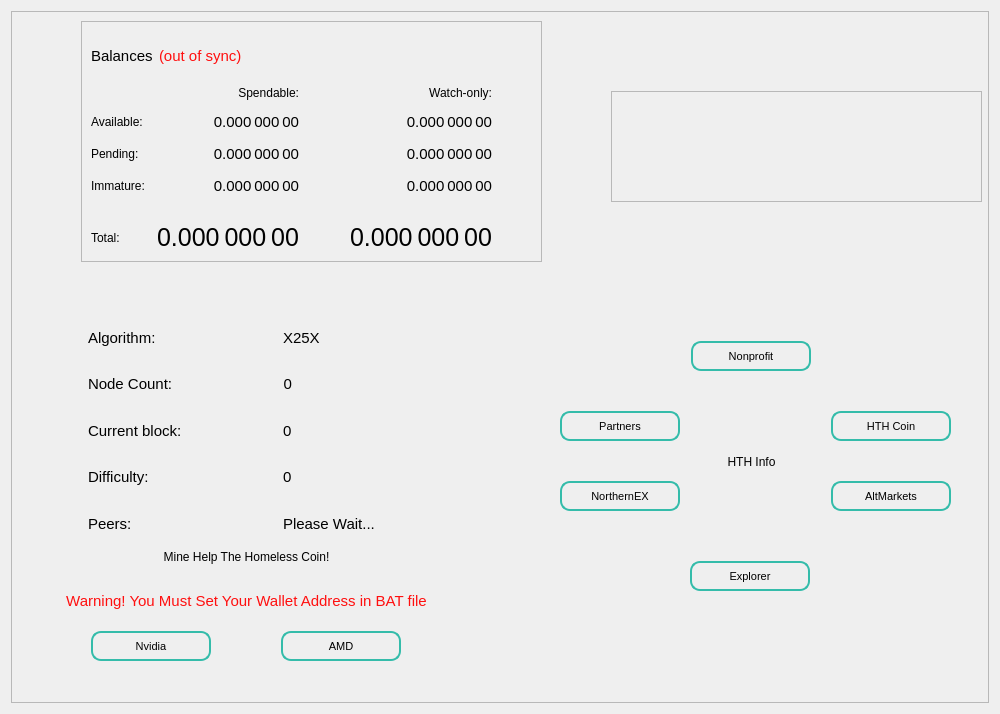
Above: src/qt/forms/overviewpage.ui from HTHcoin/helpthehomelesscoin before the change. Below: the same form after it.
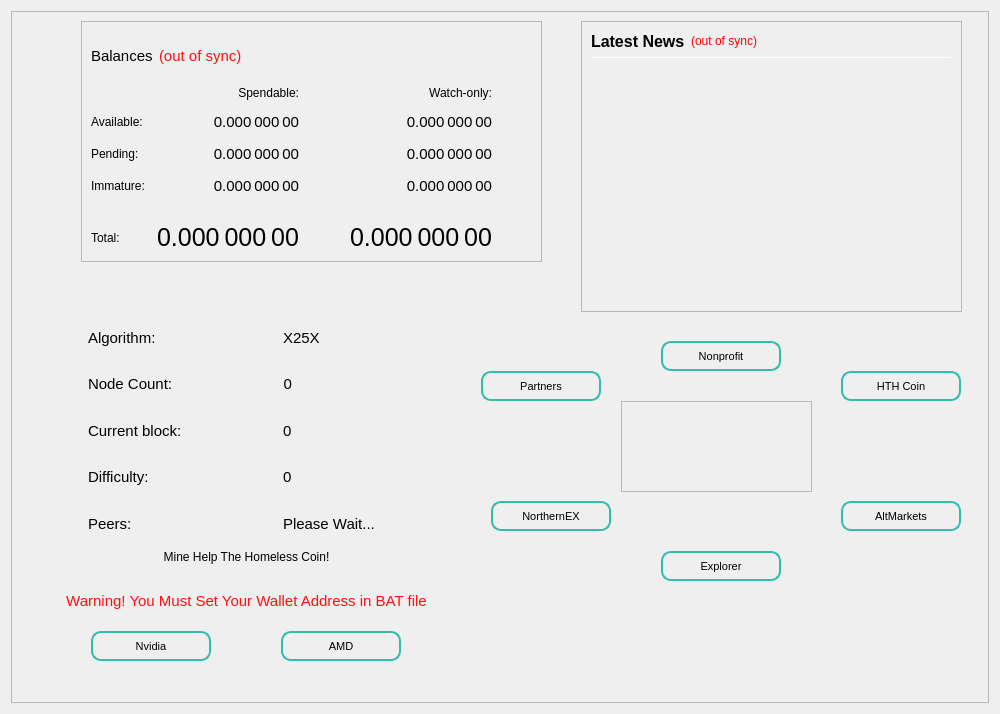
That is the form after the change.

```diff
--- a/src/qt/forms/overviewpage.ui
+++ b/src/qt/forms/overviewpage.ui
@@ -298,8 +298,8 @@
      <widget class="QPushButton" name="pushButton_Website_4">
       <property name="geometry">
        <rect>
-        <x>549</x>
-        <y>400</y>
+        <x>470</x>
+        <y>360</y>
         <width>120</width>
         <height>30</height>
        </rect>
@@ -333,8 +333,8 @@
      <widget class="QPushButton" name="pushButton_Website_1">
       <property name="geometry">
        <rect>
-        <x>820</x>
-        <y>400</y>
+        <x>830</x>
+        <y>360</y>
         <width>120</width>
         <height>30</height>
        </rect>
@@ -374,7 +374,7 @@
      <widget class="QPushButton" name="pushButton_Website">
       <property name="geometry">
        <rect>
-        <x>680</x>
+        <x>650</x>
         <y>330</y>
         <width>120</width>
         <height>30</height>
@@ -409,8 +409,8 @@
      <widget class="QPushButton" name="pushButton_Website_3">
       <property name="geometry">
        <rect>
-        <x>679</x>
-        <y>550</y>
+        <x>650</x>
+        <y>540</y>
         <width>120</width>
         <height>30</height>
        </rect>
@@ -444,8 +444,8 @@
      <widget class="QPushButton" name="pushButton_Website_2">
       <property name="geometry">
        <rect>
-        <x>820</x>
-        <y>470</y>
+        <x>830</x>
+        <y>490</y>
         <width>120</width>
         <height>30</height>
        </rect>
@@ -479,8 +479,8 @@
      <widget class="QPushButton" name="pushButton_Website_5">
       <property name="geometry">
        <rect>
-        <x>549</x>
-        <y>470</y>
+        <x>480</x>
+        <y>490</y>
         <width>120</width>
         <height>30</height>
        </rect>
@@ -511,32 +511,13 @@
        <string>NorthernEX</string>
       </property>
      </widget>
-     <widget class="QLabel" name="labelHTHInfo">
-      <property name="geometry">
-       <rect>
-        <x>700</x>
-        <y>430</y>
-        <width>81</width>
-        <height>41</height>
-       </rect>
-      </property>
-      <property name="styleSheet">
-       <string notr="true"/>
-      </property>
-      <property name="text">
-       <string>HTH Info</string>
-      </property>
-      <property name="alignment">
-       <set>Qt::AlignCenter</set>
-      </property>
-     </widget>
      <widget class="QFrame" name="frame_2">
       <property name="geometry">
        <rect>
-        <x>600</x>
-        <y>80</y>
-        <width>371</width>
-        <height>111</height>
+        <x>610</x>
+        <y>390</y>
+        <width>191</width>
+        <height>91</height>
        </rect>
       </property>
       <property name="frameShape">
@@ -1084,6 +1065,148 @@
        <set>Qt::AlignCenter</set>
       </property>
      </widget>
+     <widget class="QFrame" name="frame_News">
+      <property name="geometry">
+       <rect>
+        <x>570</x>
+        <y>10</y>
+        <width>381</width>
+        <height>291</height>
+       </rect>
+      </property>
+      <property name="minimumSize">
+       <size>
+        <width>0</width>
+        <height>0</height>
+       </size>
+      </property>
+      <property name="frameShape">
+       <enum>QFrame::StyledPanel</enum>
+      </property>
+      <property name="frameShadow">
+       <enum>QFrame::Raised</enum>
+      </property>
+      <layout class="QVBoxLayout" name="verticalLayout_3" stretch="0,0,0">
+       <item>
+        <layout class="QHBoxLayout" name="horizontalLayout_News">
+         <item>
+          <widget class="QLabel" name="labelNews">
+           <property name="minimumSize">
+            <size>
+             <width>0</width>
+             <height>20</height>
+            </size>
+           </property>
+           <property name="font">
+            <font>
+             <pointsize>12</pointsize>
+             <weight>75</weight>
+             <bold>true</bold>
+            </font>
+           </property>
+           <property name="text">
+            <string>Latest News</string>
+           </property>
+          </widget>
+         </item>
+         <item>
+          <widget class="QLabel" name="labelNewsStatus">
+           <property name="cursor">
+            <cursorShape>WhatsThisCursor</cursorShape>
+           </property>
+           <property name="toolTip">
+            <string>The displayed information may be out of date. Your wallet automatically synchronizes with the SCN network after a connection is established, but this process has not completed yet.</string>
+           </property>
+           <property name="styleSheet">
+            <string notr="true">QLabel { color: red; }</string>
+           </property>
+           <property name="text">
+            <string notr="true">(out of sync)</string>
+           </property>
+           <property name="alignment">
+            <set>Qt::AlignRight|Qt::AlignTrailing|Qt::AlignVCenter</set>
+           </property>
+          </widget>
+         </item>
+         <item>
+          <spacer name="horizontalSpacer_Balance_3">
+           <property name="orientation">
+            <enum>Qt::Horizontal</enum>
+           </property>
+           <property name="sizeHint" stdset="0">
+            <size>
+             <width>40</width>
+             <height>20</height>
+            </size>
+           </property>
+          </spacer>
+         </item>
+        </layout>
+       </item>
+       <item>
+        <widget class="Line" name="line_News">
+         <property name="minimumSize">
+          <size>
+           <width>0</width>
+           <height>1</height>
+          </size>
+         </property>
+         <property name="maximumSize">
+          <size>
+           <width>16777215</width>
+           <height>1</height>
+          </size>
+         </property>
+         <property name="orientation">
+          <enum>Qt::Horizontal</enum>
+         </property>
+        </widget>
+       </item>
+       <item>
+        <widget class="QListWidget" name="listNews">
+         <property name="sizePolicy">
+          <sizepolicy hsizetype="Expanding" vsizetype="Expanding">
+           <horstretch>0</horstretch>
+           <verstretch>0</verstretch>
+          </sizepolicy>
+         </property>
+         <property name="minimumSize">
+          <size>
+           <width>0</width>
+           <height>0</height>
+          </size>
+         </property>
+         <property name="sizeIncrement">
+          <size>
+           <width>0</width>
+           <height>0</height>
+          </size>
+         </property>
+         <property name="styleSheet">
+          <string notr="true">QListView { background: transparent; }</string>
+         </property>
+         <property name="frameShape">
+          <enum>QFrame::NoFrame</enum>
+         </property>
+         <property name="verticalScrollBarPolicy">
+          <enum>Qt::ScrollBarAsNeeded</enum>
+         </property>
+         <property name="horizontalScrollBarPolicy">
+          <enum>Qt::ScrollBarAsNeeded</enum>
+         </property>
+         <property name="selectionMode">
+          <enum>QAbstractItemView::NoSelection</enum>
+         </property>
+         <property name="selectionBehavior">
+          <enum>QAbstractItemView::SelectRows</enum>
+         </property>
+         <property name="verticalScrollMode">
+          <enum>QAbstractItemView::ScrollPerItem</enum>
+         </property>
+        </widget>
+       </item>
+      </layout>
+     </widget>
     </widget>
    </item>
   </layout>
```
